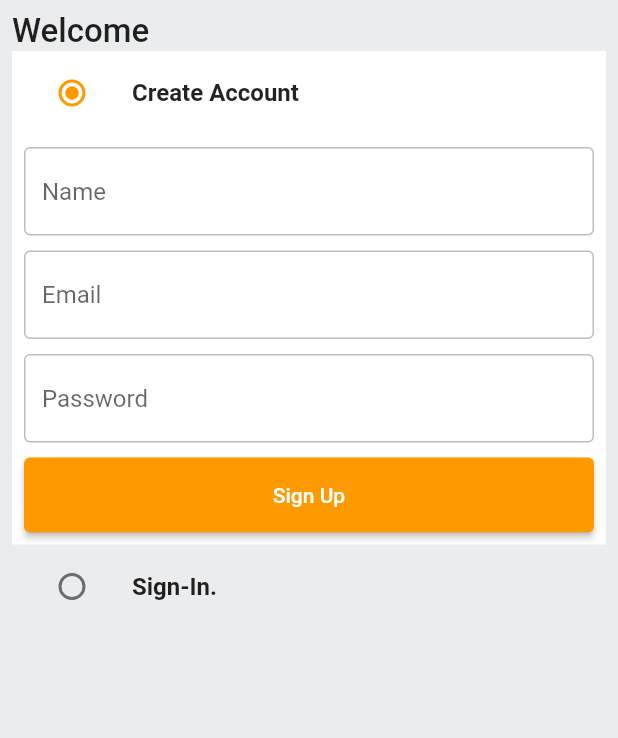
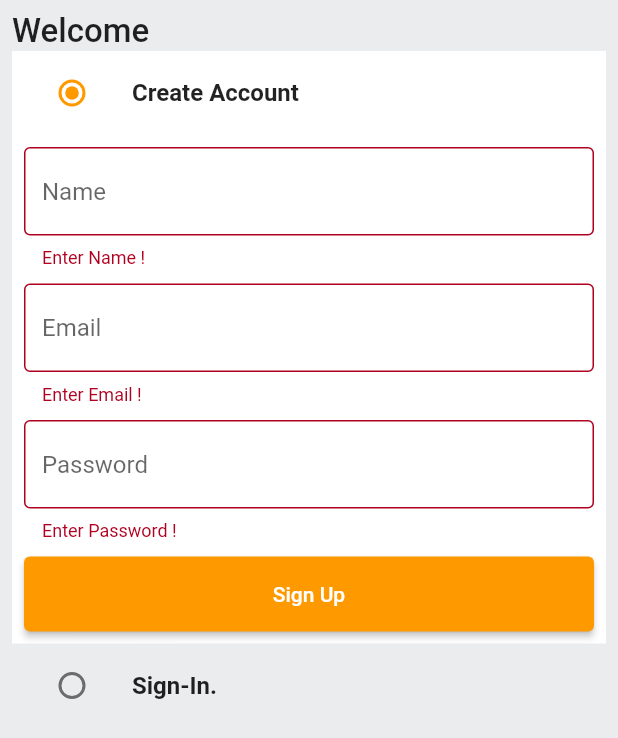
Before and after one commit to yjawais/amazon_clone, a Flutter app: the screen it shows after launch, after a tap on "Sign Up", on a phone screen of 412 x 824 dp. Shown: the top 738 px of the screen. Run offline on Flutter 3.47's test engine with Material 2 defaults, Android fonts, the phone set to English and light mode, and no system bars.

Commit message:
user sign up complete

```diff
--- a/lib/common/widgets/custom_textfield.dart
+++ b/lib/common/widgets/custom_textfield.dart
@@ -13,7 +13,10 @@ class CustomTextField extends StatelessWidget {
   Widget build(BuildContext context) {
     return TextFormField(
       controller: controller,
-      validator: (val) {},
+      validator: (val) {
+        if(val==null||val.isEmpty){return "Enter $hintText !";}
+        return null;
+      },
       decoration: InputDecoration(
         hintText: hintText,
         border: const OutlineInputBorder(
--- a/lib/features/auth/screens/auth_screen.dart
+++ b/lib/features/auth/screens/auth_screen.dart
@@ -112,7 +112,11 @@ class _AuthScreenState extends State<AuthScreen> {
                       const SizedBox(
                         height: 10,
                       ),
-                      CustomButton(text: 'Sign Up', onTap: () {})
+                      CustomButton(text: 'Sign Up', onTap: () {
+                        if(_signUpFormKey.currentState!.validate()){
+                          signUpUser();
+                        }
+                      },)
                     ]),
                   ),
                 ),
```
Also changed, not shown: lib/models/user.dart (+8 -7 lines).
